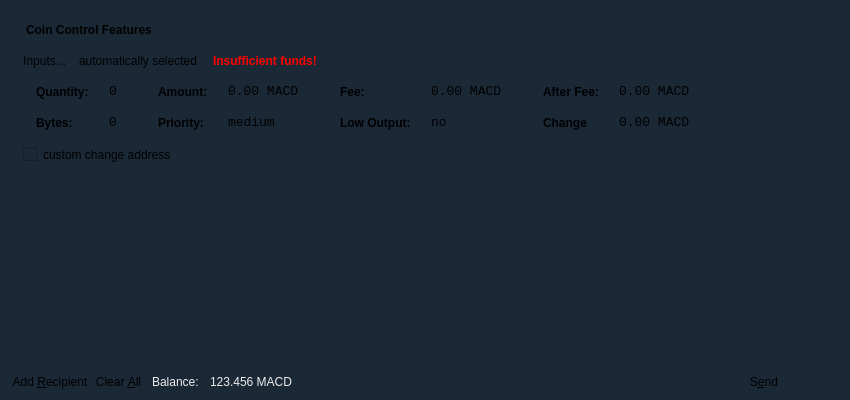
Old version of the form src/qt/forms/sendcoinsdialog.ui in the repository KrvnoZrnce/MACDCoin.
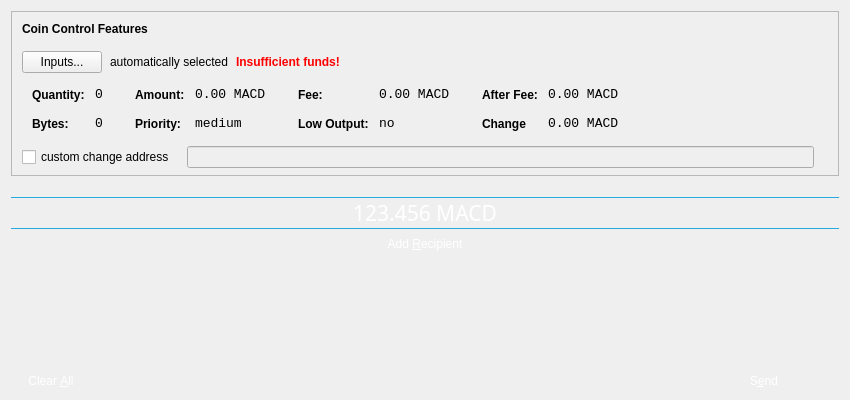
New version of the form. Icons and pictures are not drawn.

Commit message: added several icons, new background, changes in console and couple of other screens

What changed in the file:
```diff
--- a/src/qt/forms/sendcoinsdialog.ui
+++ b/src/qt/forms/sendcoinsdialog.ui
@@ -17,15 +17,17 @@
    <bool>false</bool>
   </property>
   <property name="styleSheet">
-   <string notr="true">background-color: rgb(27, 40, 54);
-border-color:rgba(0, 0, 0, 0);
-border-width:1px;
-border-style:solid;</string>
+   <string notr="true">#SendCoinsDialog { 
+background-image: url(:/images/base_back);
+border-color:rgba(1, 1, 1, 0);
+border-width:0px;
+border-style:solid;}
+</string>
   </property>
   <property name="locale">
    <locale language="English" country="UnitedStates"/>
   </property>
-  <layout class="QVBoxLayout" name="verticalLayout" stretch="0,1,0">
+  <layout class="QVBoxLayout" name="verticalLayout" stretch="0,0,0,1,0">
    <property name="bottomMargin">
     <number>8</number>
    </property>
@@ -636,8 +638,65 @@
      </layout>
     </widget>
    </item>
+   <item>
+    <spacer name="verticalSpacer_2">
+     <property name="orientation">
+      <enum>Qt::Vertical</enum>
+     </property>
+     <property name="sizeType">
+      <enum>QSizePolicy::Fixed</enum>
+     </property>
+     <property name="sizeHint" stdset="0">
+      <size>
+       <width>20</width>
+       <height>15</height>
+      </size>
+     </property>
+    </spacer>
+   </item>
+   <item>
+    <widget class="QLabel" name="labelBalance">
+     <property name="sizePolicy">
+      <sizepolicy hsizetype="Preferred" vsizetype="Fixed">
+       <horstretch>0</horstretch>
+       <verstretch>0</verstretch>
+      </sizepolicy>
+     </property>
+     <property name="font">
+      <font>
+       <family>Khmer OS System</family>
+       <pointsize>16</pointsize>
+      </font>
+     </property>
+     <property name="cursor">
+      <cursorShape>IBeamCursor</cursorShape>
+     </property>
+     <property name="styleSheet">
+      <string notr="true">#labelBalance { color: white; border-bottom-color:rgb(37, 170, 225); border-bottom-width:1px;border-bottom-style:solid; white; border-top-color:rgb(37, 170, 225); border-top-width:1px;border-top-style:solid;}</string>
+     </property>
+     <property name="text">
+      <string>123.456 MACD</string>
+     </property>
+     <property name="textFormat">
+      <enum>Qt::AutoText</enum>
+     </property>
+     <property name="alignment">
+      <set>Qt::AlignCenter</set>
+     </property>
+     <property name="textInteractionFlags">
+      <set>Qt::LinksAccessibleByMouse|Qt::TextSelectableByKeyboard|Qt::TextSelectableByMouse</set>
+     </property>
+    </widget>
+   </item>
    <item>
     <widget class="QScrollArea" name="scrollArea">
+     <property name="styleSheet">
+      <string notr="true">background-color: rgba(255, 255, 255, 0);
+border-color:rgba(255, 255, 255, 0);
+border-width:1px;
+border-style:solid;
+</string>
+     </property>
      <property name="widgetResizable">
       <bool>true</bool>
      </property>
@@ -647,7 +706,7 @@
         <x>0</x>
         <y>0</y>
         <width>830</width>
-        <height>152</height>
+        <height>85</height>
        </rect>
       </property>
       <layout class="QVBoxLayout" name="verticalLayout_2">
@@ -670,6 +729,29 @@
          </property>
         </layout>
        </item>
+       <item>
+        <widget class="QPushButton" name="addButton">
+         <property name="toolTip">
+          <string>Send to multiple recipients at once</string>
+         </property>
+         <property name="styleSheet">
+          <string notr="true">color:white;</string>
+         </property>
+         <property name="text">
+          <string>Add &amp;Recipient</string>
+         </property>
+         <property name="icon">
+          <iconset resource="../bitcoin.qrc">
+           <normaloff>:/icons/add</normaloff>:/icons/add</iconset>
+         </property>
+         <property name="autoDefault">
+          <bool>false</bool>
+         </property>
+         <property name="flat">
+          <bool>true</bool>
+         </property>
+        </widget>
+       </item>
        <item>
         <spacer name="verticalSpacer">
          <property name="orientation">
@@ -690,21 +772,11 @@
    <item>
     <layout class="QHBoxLayout" name="horizontalLayout">
      <item>
-      <widget class="QPushButton" name="addButton">
-       <property name="toolTip">
-        <string>Send to multiple recipients at once</string>
+      <layout class="QHBoxLayout" name="horizontalLayout_2">
+       <property name="spacing">
+        <number>3</number>
        </property>
-       <property name="text">
-        <string>Add &amp;Recipient</string>
-       </property>
-       <property name="icon">
-        <iconset resource="../bitcoin.qrc">
-         <normaloff>:/icons/add</normaloff>:/icons/add</iconset>
-       </property>
-       <property name="autoDefault">
-        <bool>false</bool>
-       </property>
-      </widget>
+      </layout>
      </item>
      <item>
       <widget class="QPushButton" name="clearButton">
@@ -717,6 +789,9 @@
        <property name="toolTip">
         <string>Remove all transaction fields</string>
        </property>
+       <property name="styleSheet">
+        <string notr="true">color:white;</string>
+       </property>
        <property name="text">
         <string>Clear &amp;All</string>
        </property>
@@ -730,52 +805,10 @@
        <property name="autoDefault">
         <bool>false</bool>
        </property>
-      </widget>
-     </item>
-     <item>
-      <layout class="QHBoxLayout" name="horizontalLayout_2">
-       <property name="spacing">
-        <number>3</number>
+       <property name="flat">
+        <bool>true</bool>
        </property>
-       <item>
-        <widget class="QLabel" name="label">
-         <property name="sizePolicy">
-          <sizepolicy hsizetype="Preferred" vsizetype="Fixed">
-           <horstretch>0</horstretch>
-           <verstretch>0</verstretch>
-          </sizepolicy>
-         </property>
-         <property name="styleSheet">
-          <string notr="true">#label { color: #ededed; }</string>
-         </property>
-         <property name="text">
-          <string>Balance:</string>
-         </property>
-        </widget>
-       </item>
-       <item>
-        <widget class="QLabel" name="labelBalance">
-         <property name="sizePolicy">
-          <sizepolicy hsizetype="Preferred" vsizetype="Fixed">
-           <horstretch>0</horstretch>
-           <verstretch>0</verstretch>
-          </sizepolicy>
-         </property>
-         <property name="cursor">
-          <cursorShape>IBeamCursor</cursorShape>
-         </property>
-         <property name="styleSheet">
-          <string notr="true">#labelBalance { color: #ededed; }</string>
-         </property>
-         <property name="text">
-          <string>123.456 MACD</string>
-         </property>
-         <property name="textInteractionFlags">
-          <set>Qt::LinksAccessibleByMouse|Qt::TextSelectableByKeyboard|Qt::TextSelectableByMouse</set>
-         </property>
-        </widget>
-       </item>
-      </layout>
+      </widget>
      </item>
      <item>
       <spacer name="horizontalSpacer">
@@ -801,6 +834,9 @@
        <property name="toolTip">
         <string>Confirm the send action</string>
        </property>
+       <property name="styleSheet">
+        <string notr="true">color:white;</string>
+       </property>
        <property name="text">
         <string>S&amp;end</string>
        </property>
@@ -811,6 +847,9 @@
        <property name="default">
         <bool>true</bool>
        </property>
+       <property name="flat">
+        <bool>true</bool>
+       </property>
       </widget>
      </item>
     </layout>
```
The commit also changes 57 other files.
